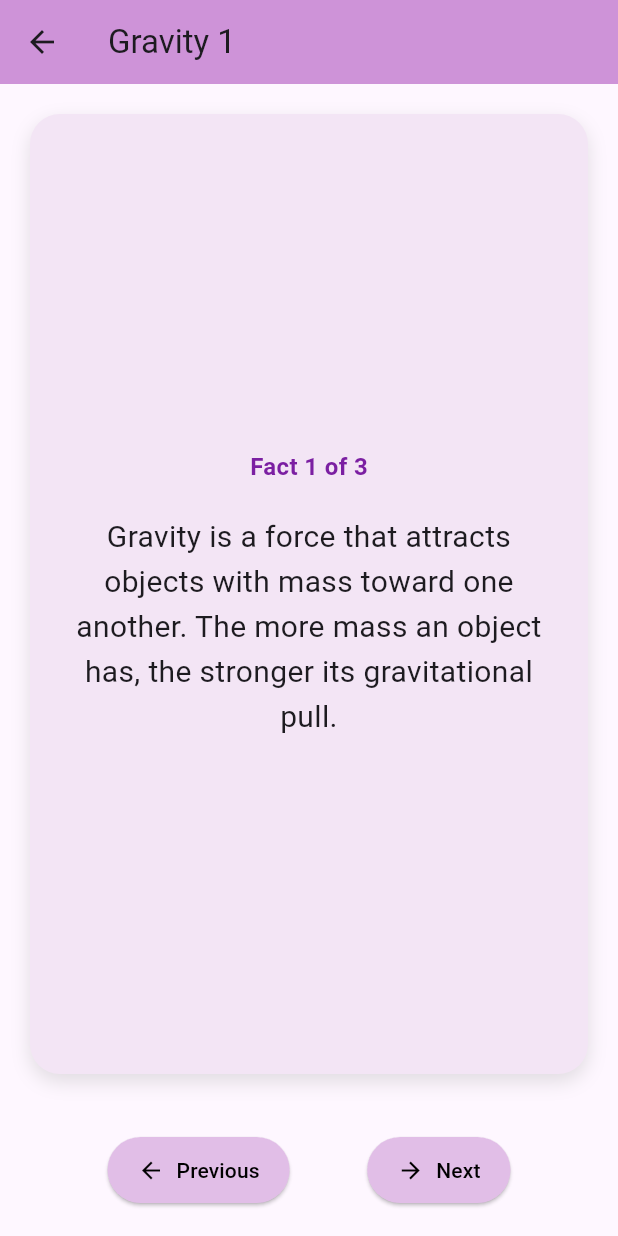
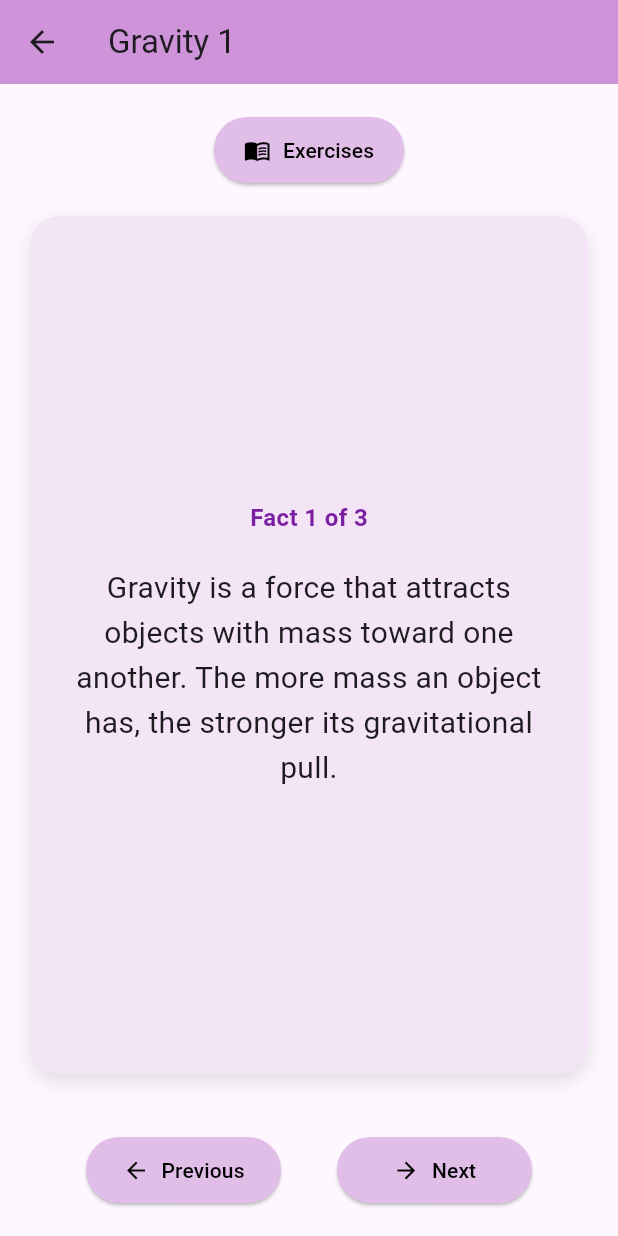
Before and after one commit to TadaaLenard/TechFest-LearningApps, a Flutter app: the screen it shows after launch, after a tap on "Gravity 1", on a phone screen of 412 x 824 dp. Run offline on Flutter 3.47's test engine with Material 3 defaults, Android fonts, the phone set to English and light mode, and no system bars; our stand-ins replace flutter_dotenv, google_generative_ai; network calls fail.

```diff
--- a/ilearn/lib/main.dart
+++ b/ilearn/lib/main.dart
@@ -1,7 +1,10 @@
 import 'package:flutter/material.dart';
 import 'package:ilearn/homepage.dart';
+import 'package:flutter_dotenv/flutter_dotenv.dart';
 
-void main() {
+Future<void> main() async {
+  await dotenv.load(fileName: ".env"); // Load the .env file
+
   runApp(const MyApp());
 }
 
--- a/ilearn/lib/second_screen.dart
+++ b/ilearn/lib/second_screen.dart
@@ -1,4 +1,5 @@
 import 'package:flutter/material.dart';
+import 'package:ilearn/exercises.dart';
 
 // StatelessWidget: Facts screen that displays facts with swipe functionality
 class FactScreen extends StatelessWidget {
@@ -102,6 +103,27 @@ class FactScreen extends StatelessWidget {
       body: Column(
         children: [
           // Fact display area with PageView for swiping
+          Container(
+              padding: EdgeInsets.fromLTRB(0, 20, 0, 0),
+              child: ElevatedButton.icon(
+                onPressed: () {
+                  Navigator.push(
+                    context,
+                    MaterialPageRoute(
+                      builder: (context) => ExerciseScreen(itemName: itemName),
+                    ),
+                  );
+                },
+                icon: const Icon(Icons.menu_book),
+                label: const Text("Exercises"),
+                style: ElevatedButton.styleFrom(
+                  backgroundColor: Colors.purple.shade100,
+                  foregroundColor: Colors.black,
+                  padding:
+                      const EdgeInsets.symmetric(horizontal: 20, vertical: 12),
+                ),
+              )),
+
           Expanded(
             child: PageView.builder(
               controller: pageController,
@@ -126,6 +148,7 @@ class FactScreen extends StatelessWidget {
                       mainAxisAlignment: MainAxisAlignment.center,
                       children: [
                         // Fact number indicator
+
                         Text(
                           "Fact ${index + 1} of ${facts.length}",
                           style: TextStyle(
@@ -159,7 +182,9 @@ class FactScreen extends StatelessWidget {
               mainAxisAlignment: MainAxisAlignment.spaceEvenly,
               children: [
                 // Previous button
-                ElevatedButton.icon(
+                Container(
+                  width: 130,
+                  child: ElevatedButton.icon(
                     onPressed: () {
                       if (pageController.page! > 0) {
                         pageController.previousPage(
@@ -177,9 +202,12 @@ class FactScreen extends StatelessWidget {
                           horizontal: 20, vertical: 12),
                     ),
                   ),
+                ),
 
                 // Next button
-                ElevatedButton.icon(
+                Container(
+                  width: 130,
+                  child: ElevatedButton.icon(
                     onPressed: () {
                       if (pageController.page! < facts.length - 1) {
                         pageController.nextPage(
@@ -188,13 +216,14 @@ class FactScreen extends StatelessWidget {
                         );
                       }
                     },
+                    label: const Text("Next"),
                     icon: const Icon(Icons.arrow_forward),
-                  label: const Text("Next"),
                     style: ElevatedButton.styleFrom(
                       backgroundColor: Colors.purple.shade100,
                       foregroundColor: Colors.black,
                       padding: const EdgeInsets.symmetric(
                           horizontal: 20, vertical: 12),
+                    ),
                   ),
                 ),
               ],
```
Also changed, not shown: ilearn/lib/exercises.dart (added, +159 -0 lines), ilearn/pubspec.yaml (+6 -3 lines), ilearn/pubspec.lock, 1 other file. Lines whose indentation alone changed are shown as unchanged.
